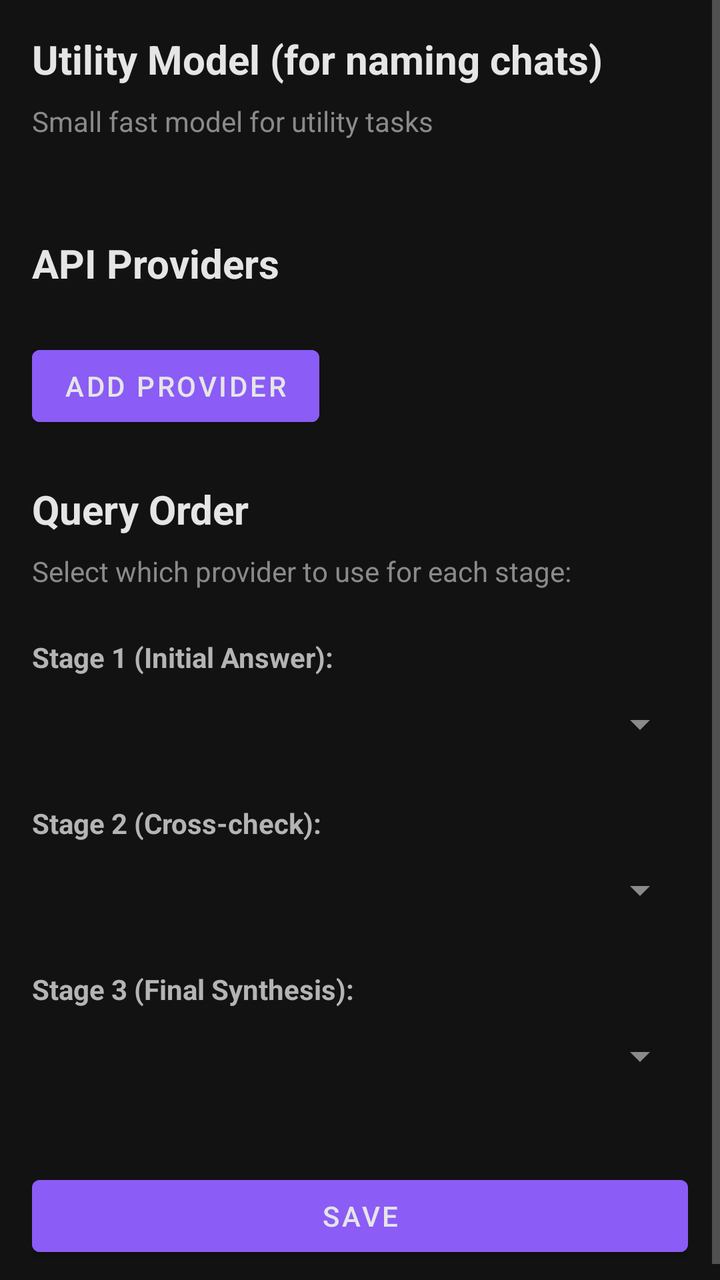
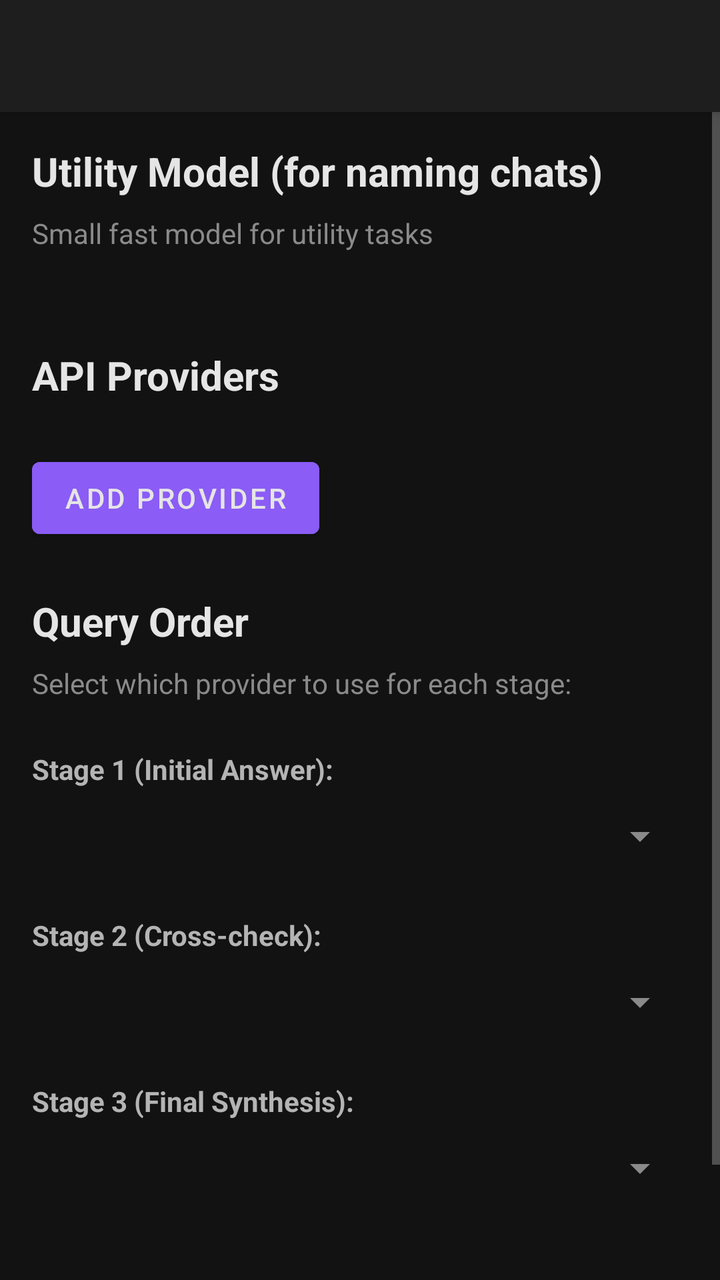

Before-and-after screenshots of an Android layout around one commit, followed by the original layout XML and the change that was made.
<!-- AndroidManifest.xml: application theme Theme.CrossCheck -->
<!-- res/layout/activity_settings.xml -->
<?xml version="1.0" encoding="utf-8"?>
<ScrollView xmlns:android="http://schemas.android.com/apk/res/android"
    xmlns:app="http://schemas.android.com/apk/res-auto"
    android:layout_width="match_parent"
    android:layout_height="match_parent"
    android:fitsSystemWindows="true"
    android:background="@color/dark_background"
    android:fillViewport="true">

    <LinearLayout
        android:layout_width="match_parent"
        android:layout_height="wrap_content"
        android:orientation="vertical"
        android:padding="16dp">

        
        <TextView
            android:layout_width="match_parent"
            android:layout_height="wrap_content"
            android:text="@string/utility_model"
            android:textSize="20sp"
            android:textStyle="bold"
            android:textColor="@color/text_white"
            android:layout_marginBottom="8dp" />

        <TextView
            android:layout_width="match_parent"
            android:layout_height="wrap_content"
            android:text="@string/utility_model_hint"
            android:textSize="14sp"
            android:textColor="@color/text_medium_grey"
            android:layout_marginBottom="16dp" />

        <LinearLayout
            android:id="@+id/utilityModelContainer"
            android:layout_width="match_parent"
            android:layout_height="wrap_content"
            android:orientation="vertical"
            android:layout_marginBottom="32dp" />

        
        <TextView
            android:layout_width="match_parent"
            android:layout_height="wrap_content"
            android:text="API Providers"
            android:textSize="20sp"
            android:textStyle="bold"
            android:textColor="@color/text_white"
            android:layout_marginBottom="16dp" />

        <LinearLayout
            android:id="@+id/providersContainer"
            android:layout_width="match_parent"
            android:layout_height="wrap_content"
            android:orientation="vertical" />

        <Button
            android:id="@+id/addProviderButton"
            android:layout_width="wrap_content"
            android:layout_height="wrap_content"
            android:text="@string/add_provider"
            android:backgroundTint="@color/purple_primary"
            android:layout_marginTop="8dp"
            android:layout_marginBottom="24dp" />

        <TextView
            android:layout_width="match_parent"
            android:layout_height="wrap_content"
            android:text="Query Order"
            android:textSize="20sp"
            android:textStyle="bold"
            android:textColor="@color/text_white"
            android:layout_marginBottom="8dp" />

        <TextView
            android:layout_width="match_parent"
            android:layout_height="wrap_content"
            android:text="Select which provider to use for each stage:"
            android:textSize="14sp"
            android:textColor="@color/text_medium_grey"
            android:layout_marginBottom="16dp" />

        <LinearLayout
            android:layout_width="match_parent"
            android:layout_height="wrap_content"
            android:orientation="vertical">

            <TextView
                android:layout_width="match_parent"
                android:layout_height="wrap_content"
                android:text="Stage 1 (Initial Answer):"
                android:textStyle="bold"
                android:textColor="@color/text_light_grey"
                android:layout_marginTop="8dp" />

            <Spinner
                android:id="@+id/stage1Spinner"
                android:layout_width="match_parent"
                android:layout_height="wrap_content"
                android:minHeight="48dp" />

            <TextView
                android:layout_width="match_parent"
                android:layout_height="wrap_content"
                android:text="Stage 2 (Cross-check):"
                android:textStyle="bold"
                android:textColor="@color/text_light_grey"
                android:layout_marginTop="16dp" />

            <Spinner
                android:id="@+id/stage2Spinner"
                android:layout_width="match_parent"
                android:layout_height="wrap_content"
                android:minHeight="48dp" />

            <TextView
                android:layout_width="match_parent"
                android:layout_height="wrap_content"
                android:text="Stage 3 (Final Synthesis):"
                android:textStyle="bold"
                android:textColor="@color/text_light_grey"
                android:layout_marginTop="16dp" />

            <Spinner
                android:id="@+id/stage3Spinner"
                android:layout_width="match_parent"
                android:layout_height="wrap_content"
                android:minHeight="48dp" />

        </LinearLayout>

        <Button
            android:id="@+id/saveButton"
            android:layout_width="match_parent"
            android:layout_height="wrap_content"
            android:text="@string/save"
            android:backgroundTint="@color/purple_primary"
            android:layout_marginTop="32dp" />

    </LinearLayout>

</ScrollView>
<!-- resources referenced by this layout -->
<resources>
  <color name="dark_background">#FF121212</color>
  <color name="purple_primary">#FF8B5CF6</color>
  <color name="text_light_grey">#FFB4B4B4</color>
  <color name="text_medium_grey">#FF8A8A8A</color>
  <color name="text_white">#FFE5E5E5</color>
  <string name="add_provider">Add Provider</string>
  <string name="save">Save</string>
  <string name="utility_model">Utility Model (for naming chats)</string>
  <string name="utility_model_hint">Small fast model for utility tasks</string>
  <style name="Theme.CrossCheck" parent="Theme.MaterialComponents.NoActionBar">
          
          <item name="colorPrimary">@color/purple_primary</item>
          <item name="colorPrimaryVariant">@color/purple_dark</item>
          <item name="colorOnPrimary">@color/text_white</item>
  
          
          <item name="colorSecondary">@color/purple_light</item>
          <item name="colorSecondaryVariant">@color/purple_darker</item>
          <item name="colorOnSecondary">@color/text_white</item>
  
          
          <item name="android:colorBackground">@color/dark_background</item>
          <item name="colorSurface">@color/dark_surface</item>
          <item name="colorOnSurface">@color/text_light_grey</item>
          <item name="colorOnBackground">@color/text_light_grey</item>
  
          
          <item name="android:statusBarColor">@color/dark_background</item>
          <item name="android:navigationBarColor">@color/dark_background</item>
          <item name="android:windowLightStatusBar">false</item>
  
          
          <item name="android:textColorPrimary">@color/text_light_grey</item>
          <item name="android:textColorSecondary">@color/text_medium_grey</item>
          <item name="android:textColorHint">@color/text_medium_grey</item>
  
          
          <item name="android:windowBackground">@color/dark_background</item>
      </style>
  <color name="purple_dark">#FF6D28D9</color>
  <color name="purple_light">#FFA78BFA</color>
  <color name="purple_darker">#FF5B21B6</color>
  <color name="dark_surface">#FF1E1E1E</color>
</resources>

<!-- the commit's change to res/layout/activity_settings.xml (unified diff, before → after) -->
@@ -1,11 +1,24 @@
 <?xml version="1.0" encoding="utf-8"?>
-<ScrollView xmlns:android="http://schemas.android.com/apk/res/android"
+<LinearLayout xmlns:android="http://schemas.android.com/apk/res/android"
     xmlns:app="http://schemas.android.com/apk/res-auto"
     android:layout_width="match_parent"
     android:layout_height="match_parent"
     android:fitsSystemWindows="true"
-    android:background="@color/dark_background"
-    android:fillViewport="true">
+    android:orientation="vertical"
+    android:background="@color/dark_background">
+
+    <androidx.appcompat.widget.Toolbar
+        android:id="@+id/toolbar"
+        android:layout_width="match_parent"
+        android:layout_height="?attr/actionBarSize"
+        android:background="@color/dark_surface"
+        android:elevation="4dp"
+        app:titleTextColor="@color/text_white" />
+
+    <ScrollView
+        android:layout_width="match_parent"
+        android:layout_height="match_parent"
+        android:fillViewport="true">
 
     <LinearLayout
         android:layout_width="match_parent"
@@ -139,4 +152,6 @@
 
     </LinearLayout>
 
-</ScrollView>
+    </ScrollView>
+
+</LinearLayout>
